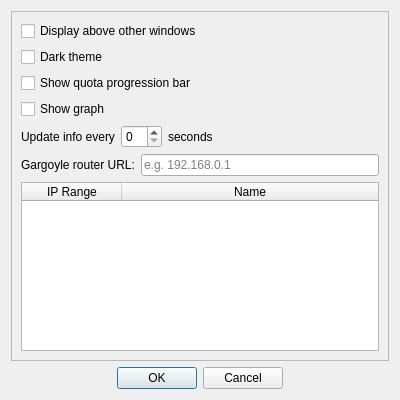
First picture: the form in dialogsettings.ui, repository defaultsamson/Gargoyle-Router-Usage-Checker, before the edit.
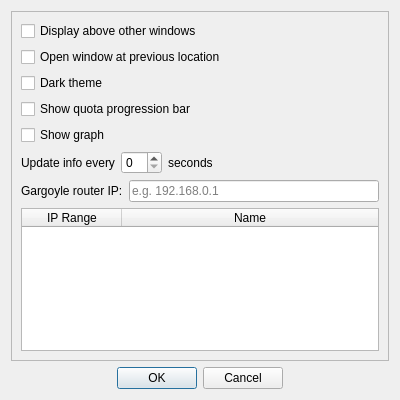
Second picture: the form after the edit.

Diff of the .ui file:
```diff
--- a/dialogsettings.ui
+++ b/dialogsettings.ui
@@ -36,6 +36,13 @@
          </property>
         </widget>
        </item>
+       <item>
+        <widget class="QCheckBox" name="checkBox_5">
+         <property name="text">
+          <string>Open window at previous location</string>
+         </property>
+        </widget>
+       </item>
        <item>
         <widget class="QCheckBox" name="checkBox_2">
          <property name="text">
@@ -96,7 +103,7 @@
          <item>
           <widget class="QLabel" name="label_3">
            <property name="text">
-            <string>Gargoyle router URL:</string>
+            <string>Gargoyle router IP:</string>
            </property>
           </widget>
          </item>
```
